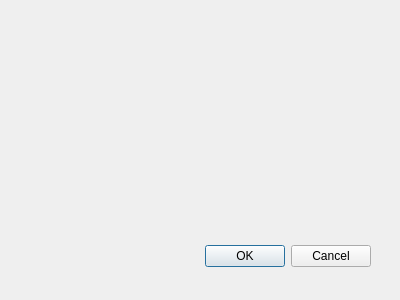
First picture: the form in pageoptiondialog.ui, repository BaranovMykola/Notepad, before the edit.
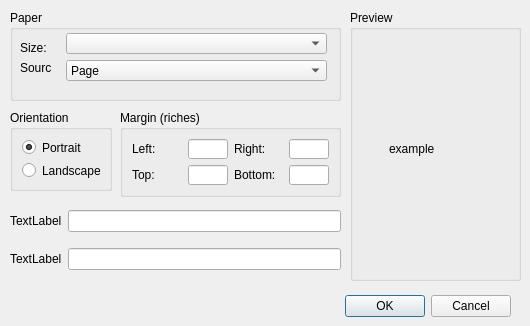
Second picture: the form after the edit. Icons and pictures are not drawn.

Commit message: Added basic struct for preview printing.

```diff
--- a/pageoptiondialog.ui
+++ b/pageoptiondialog.ui
@@ -8,8 +8,8 @@
    <rect>
     <x>0</x>
     <y>0</y>
-    <width>400</width>
-    <height>300</height>
+    <width>530</width>
+    <height>326</height>
    </rect>
   </property>
   <property name="windowTitle">
@@ -18,8 +18,8 @@
   <widget name="buttonBox" class="QDialogButtonBox">
    <property name="geometry">
     <rect>
-     <x>30</x>
-     <y>240</y>
+     <x>170</x>
+     <y>290</y>
      <width>341</width>
      <height>32</height>
     </rect>
@@ -31,6 +31,298 @@
     <set>QDialogButtonBox::Cancel|QDialogButtonBox::Ok</set>
    </property>
   </widget>
+  <widget class="QGroupBox" name="groupBox">
+   <property name="geometry">
+    <rect>
+     <x>10</x>
+     <y>10</y>
+     <width>331</width>
+     <height>91</height>
+    </rect>
+   </property>
+   <property name="title">
+    <string>Paper</string>
+   </property>
+   <widget class="QWidget" name="verticalLayoutWidget">
+    <property name="geometry">
+     <rect>
+      <x>56</x>
+      <y>23</y>
+      <width>261</width>
+      <height>48</height>
+     </rect>
+    </property>
+    <layout class="QVBoxLayout" name="verticalLayout">
+     <item>
+      <widget class="QComboBox" name="sizeComboBox"/>
+     </item>
+     <item>
+      <widget class="QComboBox" name="sourceComboBox">
+       <item>
+        <property name="text">
+         <string>Page</string>
+        </property>
+       </item>
+       <item>
+        <property name="text">
+         <string>Page (without margins)</string>
+        </property>
+       </item>
+      </widget>
+     </item>
+    </layout>
+   </widget>
+   <widget class="QLabel" name="label">
+    <property name="geometry">
+     <rect>
+      <x>10</x>
+      <y>30</y>
+      <width>41</width>
+      <height>16</height>
+     </rect>
+    </property>
+    <property name="text">
+     <string>Size:</string>
+    </property>
+   </widget>
+   <widget class="QLabel" name="label_2">
+    <property name="geometry">
+     <rect>
+      <x>10</x>
+      <y>50</y>
+      <width>31</width>
+      <height>16</height>
+     </rect>
+    </property>
+    <property name="text">
+     <string>Source:</string>
+    </property>
+   </widget>
+  </widget>
+  <widget class="QGroupBox" name="groupBox_2">
+   <property name="geometry">
+    <rect>
+     <x>10</x>
+     <y>110</y>
+     <width>102</width>
+     <height>81</height>
+    </rect>
+   </property>
+   <property name="title">
+    <string>Orientation</string>
+   </property>
+   <layout class="QVBoxLayout" name="verticalLayout_2">
+    <item>
+     <widget class="QRadioButton" name="portraitOrientation">
+      <property name="text">
+       <string>Portrait</string>
+      </property>
+      <property name="checked">
+       <bool>true</bool>
+      </property>
+     </widget>
+    </item>
+    <item>
+     <widget class="QRadioButton" name="landscapeOrientation">
+      <property name="text">
+       <string>Landscape</string>
+      </property>
+     </widget>
+    </item>
+   </layout>
+  </widget>
+  <widget class="QGroupBox" name="groupBox_3">
+   <property name="geometry">
+    <rect>
+     <x>120</x>
+     <y>110</y>
+     <width>221</width>
+     <height>87</height>
+    </rect>
+   </property>
+   <property name="title">
+    <string>Margin (riches)</string>
+   </property>
+   <layout class="QGridLayout" name="gridLayout">
+    <item row="0" column="0">
+     <layout class="QHBoxLayout" name="horizontalLayout_3">
+      <item>
+       <layout class="QVBoxLayout" name="verticalLayout_3">
+        <item>
+         <layout class="QHBoxLayout" name="horizontalLayout_2">
+          <item>
+           <widget class="QLabel" name="label_4">
+            <property name="text">
+             <string>Left:</string>
+            </property>
+           </widget>
+          </item>
+          <item>
+           <widget class="QLineEdit" name="leftMargin">
+            <property name="maximumSize">
+             <size>
+              <width>40</width>
+              <height>16777215</height>
+             </size>
+            </property>
+           </widget>
+          </item>
+         </layout>
+        </item>
+        <item>
+         <layout class="QHBoxLayout" name="horizontalLayout">
+          <item>
+           <widget class="QLabel" name="label_3">
+            <property name="text">
+             <string>Top:</string>
+            </property>
+           </widget>
+          </item>
+          <item>
+           <widget class="QLineEdit" name="topMargin">
+            <property name="maximumSize">
+             <size>
+              <width>40</width>
+              <height>16777215</height>
+             </size>
+            </property>
+           </widget>
+          </item>
+         </layout>
+        </item>
+       </layout>
+      </item>
+      <item>
+       <layout class="QVBoxLayout" name="verticalLayout_4">
+        <item>
+         <layout class="QHBoxLayout" name="horizontalLayout_4">
+          <item>
+           <widget class="QLabel" name="label_5">
+            <property name="text">
+             <string>Right:</string>
+            </property>
+           </widget>
+          </item>
+          <item>
+           <widget class="QLineEdit" name="rightMargin">
+            <property name="maximumSize">
+             <size>
+              <width>40</width>
+              <height>16777215</height>
+             </size>
+            </property>
+           </widget>
+          </item>
+         </layout>
+        </item>
+        <item>
+         <layout class="QHBoxLayout" name="horizontalLayout_5">
+          <item>
+           <widget class="QLabel" name="label_6">
+            <property name="text">
+             <string>Bottom:</string>
+            </property>
+           </widget>
+          </item>
+          <item>
+           <widget class="QLineEdit" name="bottomMargin">
+            <property name="maximumSize">
+             <size>
+              <width>40</width>
+              <height>16777215</height>
+             </size>
+            </property>
+           </widget>
+          </item>
+         </layout>
+        </item>
+       </layout>
+      </item>
+     </layout>
+    </item>
+   </layout>
+  </widget>
+  <widget class="QWidget" name="verticalLayoutWidget_4">
+   <property name="geometry">
+    <rect>
+     <x>10</x>
+     <y>200</y>
+     <width>331</width>
+     <height>80</height>
+    </rect>
+   </property>
+   <layout class="QVBoxLayout" name="verticalLayout_6">
+    <item>
+     <layout class="QHBoxLayout" name="horizontalLayout_8">
+      <item>
+       <widget class="QLabel" name="label_9">
+        <property name="text">
+         <string>TextLabel</string>
+        </property>
+       </widget>
+      </item>
+      <item>
+       <widget class="QLineEdit" name="lineEdit_7"/>
+      </item>
+     </layout>
+    </item>
+    <item>
+     <layout class="QHBoxLayout" name="horizontalLayout_9">
+      <item>
+       <widget class="QLabel" name="label_10">
+        <property name="text">
+         <string>TextLabel</string>
+        </property>
+       </widget>
+      </item>
+      <item>
+       <widget class="QLineEdit" name="lineEdit_8"/>
+      </item>
+     </layout>
+    </item>
+   </layout>
+  </widget>
+  <widget class="QGroupBox" name="groupBox_4">
+   <property name="geometry">
+    <rect>
+     <x>350</x>
+     <y>10</y>
+     <width>171</width>
+     <height>271</height>
+    </rect>
+   </property>
+   <property name="title">
+    <string>Preview</string>
+   </property>
+   <layout class="QGridLayout" name="gridLayout_2">
+    <item row="0" column="0">
+     <widget class="QLabel" name="preview">
+      <property name="text">
+       <string/>
+      </property>
+      <property name="pixmap">
+       <pixmap>../build-Notepad-Desktop_Qt_5_7_0_MinGW_32bit-Debug/debug/config/paper.gif</pixmap>
+      </property>
+      <property name="alignment">
+       <set>Qt::AlignCenter</set>
+      </property>
+     </widget>
+    </item>
+   </layout>
+  </widget>
+  <widget class="QLabel" name="example">
+   <property name="geometry">
+    <rect>
+     <x>389</x>
+     <y>85</y>
+     <width>84</width>
+     <height>127</height>
+    </rect>
+   </property>
+   <property name="text">
+    <string>example</string>
+   </property>
+  </widget>
  </widget>
  <pixmapfunction/>
  <resources/>
```
Left out of the diff: 9 changed lines with no effect on the pictures. The commit also changes 4 other files.
